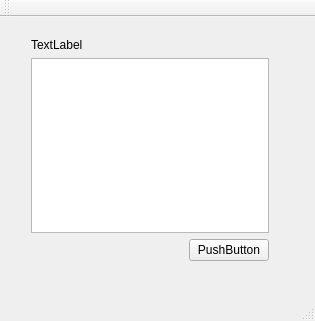
autoXiali/lesson0, file mainwindow.ui: the form before one commit.
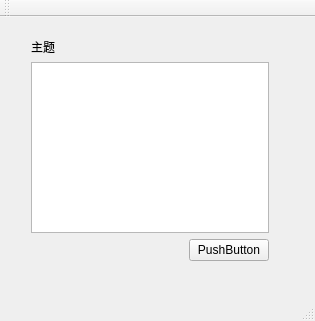
The form after the commit.

The edit to the form file:
```diff
--- a/mainwindow.ui
+++ b/mainwindow.ui
@@ -14,7 +14,7 @@
    <string>MainWindow</string>
   </property>
   <widget class="QWidget" name="centralWidget">
-   <widget class="QWidget" name="">
+   <widget class="QWidget" name="layoutWidget">
     <property name="geometry">
      <rect>
       <x>20</x>
@@ -29,7 +29,7 @@
        <item>
         <widget class="QLabel" name="label">
          <property name="text">
-          <string>TextLabel</string>
+          <string>主题</string>
          </property>
         </widget>
        </item>
```
